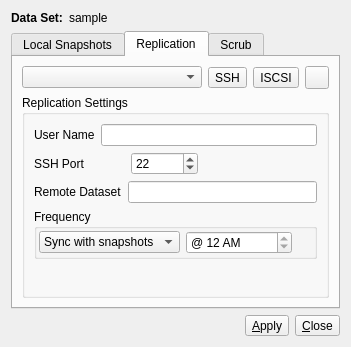
trueos/pcbsd, file src-qt5/life-preserver/lp-gui/LPConfig.ui: the form before one commit.
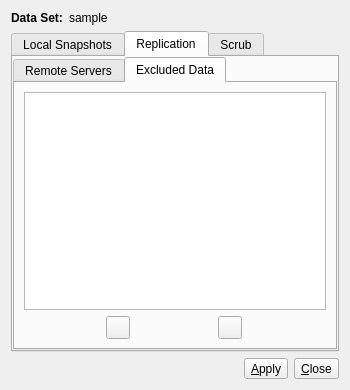
The form after the commit. The open tabs and pages were chosen to show the change. Icons and pictures are not drawn.

Commit message: Add support for excluded datasets from either snapshotting or replication routines into the life preserver.

The edit to the form file:
```diff
--- a/src-qt5/life-preserver/lp-gui/LPConfig.ui
+++ b/src-qt5/life-preserver/lp-gui/LPConfig.ui
@@ -6,8 +6,8 @@
    <rect>
     <x>0</x>
     <y>0</y>
-    <width>351</width>
-    <height>347</height>
+    <width>350</width>
+    <height>390</height>
    </rect>
   </property>
   <property name="windowTitle">
@@ -180,6 +180,34 @@
        <string>Replication</string>
       </attribute>
       <layout class="QVBoxLayout" name="verticalLayout_2">
+       <property name="leftMargin">
+        <number>0</number>
+       </property>
+       <property name="topMargin">
+        <number>0</number>
+       </property>
+       <property name="rightMargin">
+        <number>0</number>
+       </property>
+       <property name="bottomMargin">
+        <number>0</number>
+       </property>
+       <item>
+        <widget class="QTabWidget" name="tabWidget_2">
+         <property name="font">
+          <font>
+           <weight>50</weight>
+           <bold>false</bold>
+          </font>
+         </property>
+         <property name="currentIndex">
+          <number>0</number>
+         </property>
+         <widget class="QWidget" name="tab">
+          <attribute name="title">
+           <string>Remote Servers</string>
+          </attribute>
+          <layout class="QVBoxLayout" name="verticalLayout_6">
        <item>
         <layout class="QHBoxLayout" name="horizontalLayout_13">
          <item>
@@ -433,6 +461,62 @@
            </spacer>
           </item>
          </layout>
+            </widget>
+           </item>
+          </layout>
+         </widget>
+         <widget class="QWidget" name="tab_2">
+          <attribute name="title">
+           <string>Excluded Data</string>
+          </attribute>
+          <layout class="QVBoxLayout" name="verticalLayout_7">
+           <item>
+            <widget class="QListWidget" name="list_rep_excludes">
+             <property name="selectionMode">
+              <enum>QAbstractItemView::ExtendedSelection</enum>
+             </property>
+             <property name="selectionBehavior">
+              <enum>QAbstractItemView::SelectRows</enum>
+             </property>
+             <property name="sortingEnabled">
+              <bool>true</bool>
+             </property>
+            </widget>
+           </item>
+           <item>
+            <layout class="QHBoxLayout" name="horizontalLayout_9">
+             <item>
+              <widget class="QToolButton" name="tool_rep_addexclude">
+               <property name="text">
+                <string notr="true"/>
+               </property>
+               <property name="icon">
+                <iconset resource="lPreserve.qrc">
+                 <normaloff>:/images/list-add.png</normaloff>:/images/list-add.png</iconset>
+               </property>
+               <property name="popupMode">
+                <enum>QToolButton::InstantPopup</enum>
+               </property>
+              </widget>
+             </item>
+             <item>
+              <widget class="QToolButton" name="tool_rep_remexclude">
+               <property name="text">
+                <string notr="true"/>
+               </property>
+               <property name="icon">
+                <iconset resource="lPreserve.qrc">
+                 <normaloff>:/images/list-remove.png</normaloff>:/images/list-remove.png</iconset>
+               </property>
+               <property name="autoRaise">
+                <bool>false</bool>
+               </property>
+              </widget>
+             </item>
+            </layout>
+           </item>
+          </layout>
+         </widget>
         </widget>
        </item>
       </layout>
```
Left out of the diff: 91 changed lines with no effect on the pictures. Lines whose indentation alone changed are shown as unchanged. The commit also changes 4 other files.
